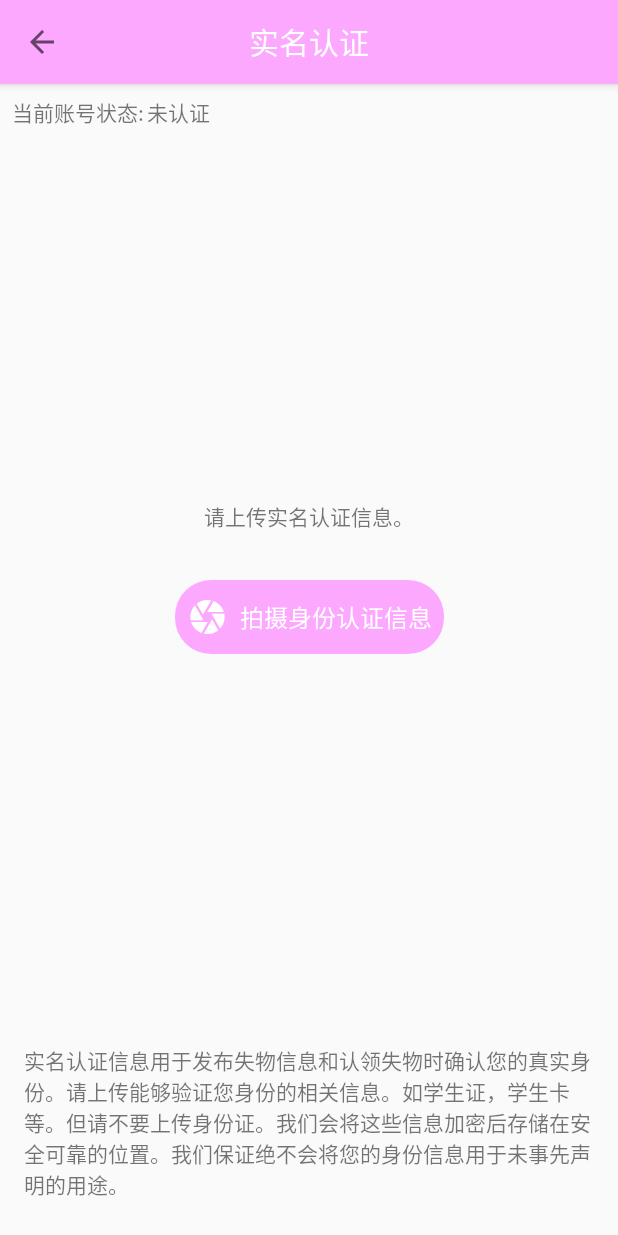
After one commit to LinZong/FindLostThings, an Android app: the RealPersonValidActivity screen opened directly, with no data from a screen before it, on a phone screen of 412 x 824 dp. The commit adds this screen. Run offline under Robolectric (Android 15) with nearby library versions, the phone set to English and light mode, and no system bars; our stand-ins replace ButterKnife; libraries missing offline, so code that uses them is left out: cn.jpush.android, com.tencent.connect, com.tencent.cos, com.tencent.qcloud, com.tencent.tauth and 1 more; pictures from the network do not load.

Commit message:
初步完成实名认证页面

```diff
--- /dev/null
+++ b/app/src/main/java/misaka/nemesiss/com/findlostthings/Activity/RealPersonValidActivity.java
@@ -0,0 +1,286 @@
+package misaka.nemesiss.com.findlostthings.Activity;
+
+import android.app.Activity;
+import android.content.Intent;
+import android.net.Uri;
+import android.support.constraint.ConstraintLayout;
+import android.support.v7.app.AppCompatActivity;
+import android.os.Bundle;
+import android.support.v7.widget.Toolbar;
+import android.text.TextUtils;
+import android.util.Log;
+import android.view.MenuItem;
+import android.view.View;
+import android.widget.Button;
+import android.widget.ImageView;
+import android.widget.TextView;
+import android.widget.Toast;
+import butterknife.BindView;
+import butterknife.ButterKnife;
+import butterknife.OnClick;
+import com.bumptech.glide.Glide;
+import com.google.gson.Gson;
+import com.google.gson.reflect.TypeToken;
+import com.tencent.cos.xml.exception.CosXmlClientException;
+import com.tencent.cos.xml.exception.CosXmlServiceException;
+import com.tencent.cos.xml.listener.CosXmlProgressListener;
+import com.tencent.cos.xml.listener.CosXmlResultListener;
+import com.tencent.cos.xml.model.CosXmlRequest;
+import com.tencent.cos.xml.model.CosXmlResult;
+import com.tencent.cos.xml.transfer.COSXMLDownloadTask;
+import com.tencent.cos.xml.transfer.COSXMLUploadTask;
+import misaka.nemesiss.com.findlostthings.Application.FindLostThingsApplication;
+import misaka.nemesiss.com.findlostthings.Model.Request.LoginAccountInfo.UserInformation;
+import misaka.nemesiss.com.findlostthings.R;
+import misaka.nemesiss.com.findlostthings.Services.StorageBucket.BucketFileOperation;
+import misaka.nemesiss.com.findlostthings.Tasks.PostUserInformationAsyncTask;
+import misaka.nemesiss.com.findlostthings.Tasks.UpdateUserInformationAsyncTask;
+import misaka.nemesiss.com.findlostthings.Utils.AppUtils;
+
+import java.io.File;
+import java.io.IOException;
+import java.util.List;
+
+public class RealPersonValidActivity extends AppCompatActivity {
+
+    @BindView(R.id.RealPersonValidToolbar)
+    Toolbar toolbar;
+    @BindView(R.id.IdentifyDescription)
+    TextView IdentifyDescription;
+    @BindView(R.id.IdentifyImagePreview)
+    ImageView IdentifyImagePreview;
+    @BindView(R.id.TakeIdentifyPhotoButton)
+    ConstraintLayout TakeIdentifyPhotoButton;
+    @BindView(R.id.TakeIdentifyPhotoButtonTips)
+    TextView TakeIdentifyPhotoButtonTips;
+    @BindView(R.id.IdentifyStatus)
+    TextView IdentifyStatus;
+    @BindView(R.id.UploadImageButton)
+    Button UploadImageButton;
+
+    private UserInformation userInformation;
+    private int RealPersonValidStatus;
+    private String LocalImagePath;
+    private String[] CosImagePath;
+    private COSXMLDownloadTask DownloadImageTask;
+    private boolean IsUploadingInfo = false;
+
+    @Override
+    protected void onCreate(Bundle savedInstanceState) {
+        super.onCreate(savedInstanceState);
+        setContentView(R.layout.activity_real_person_valid);
+        ButterKnife.bind(this);
+        CosImagePath = new String[1];
+        AppUtils.ToolbarShowReturnButton(RealPersonValidActivity.this,toolbar);
+        InitComponents();
+    }
+
+    private void InitComponents() {
+        userInformation = FindLostThingsApplication.getUserService().getMyProfile();
+        RealPersonValidStatus = userInformation.getRealPersonValid();
+
+
+        String ValidImageUrlJson = userInformation.getRealPersonIdentity();
+        if(!TextUtils.isEmpty(ValidImageUrlJson)) {
+            Gson gson = new Gson();
+            List<String> ValidImageUrlList = gson.fromJson(ValidImageUrlJson,new TypeToken<List<String>>(){}.getType());
+            if(!ValidImageUrlList.isEmpty()) {
+
+                IdentifyDescription.setText("实名认证信息已上传，请等待认证通过。");
+
+                //TODO 调用存储桶下载该文件，缓存到本地打开.
+                String CosObjectKey = ValidImageUrlList.get(0);
+
+                //  /storage/emulated/0/Android/data/com.example.myapplication/cache
+                String[] namez = CosObjectKey.split("/");
+
+                LocalImagePath = AppUtils.GetAppCachePath() + "/" + namez[namez.length - 1];
+                DownloadImageTask = BucketFileOperation.DownloadFile(LocalImagePath,CosObjectKey);
+                DownloadImageTask.setCosXmlResultListener(DownloadTaskResultListener);
+            }
+        }
+        IdentifyDescription.setText("请上传实名认证信息。");
+        switch (RealPersonValidStatus) {
+            case 0:
+                IdentifyStatus.setText("未认证");
+                break;
+            case 1:
+                // 一般情况下1是不会出现这个界面的。如果有人通过手段弄出了这个界面，那也需要正常的Handle这个case。
+                IdentifyStatus.setText("已认证");
+                TakeIdentifyPhotoButton.setVisibility(View.GONE);
+                break;
+            case 2:
+                IdentifyStatus.setText("认证不通过");
+                IdentifyDescription.setText("实名认证信息未通过审核，请重新上传。");
+                break;
+        }
+    }
+
+    private CosXmlResultListener DownloadTaskResultListener = new CosXmlResultListener() {
+        @Override
+        public void onSuccess(CosXmlRequest request, CosXmlResult result) {
+            Log.d("RealPersonValidActivity","用户已经上传的身份认证图片下载完成。准备加载到ImageView。");
+            Glide.with(RealPersonValidActivity.this).load(Uri.fromFile(new File(LocalImagePath))).into(IdentifyImagePreview);
+        }
+
+        @Override
+        public void onFail(CosXmlRequest request, CosXmlClientException exception, CosXmlServiceException serviceException) {
+            Log.d("RealPersonValidActivity","用户已经上传的身份认证图片下载失败。" + serviceException.getMessage());
+            Toast.makeText(RealPersonValidActivity.this,"身份认证图片下载失败!", Toast.LENGTH_SHORT).show();
+        }
+    };
+
+
+    private CosXmlResultListener UploadTaskResultListener = new CosXmlResultListener() {
+        @Override
+        public void onSuccess(CosXmlRequest request, CosXmlResult result) {
+            Log.d("RealPersonValidActivity","用户身份认证图片上传完成!");
+            runOnUiThread(() -> {
+                UploadImageButton.setText("上传完成");
+                UploadImageButton.setEnabled(false);
+            });
+            UpdateUserInfo();
+        }
+
+        @Override
+        public void onFail(CosXmlRequest request, CosXmlClientException exception, CosXmlServiceException serviceException) {
+            runOnUiThread(() -> {
+                UploadImageButton.setText("上传失败");
+            });
+            IsUploadingInfo = false;
+            Log.d("RealPersonValidActivity","用户身份认证图片上传失败!" + exception.errorMessage);
+            Toast.makeText(RealPersonValidActivity.this,"用户身份认证图片上传失败!" + exception.errorMessage, Toast.LENGTH_SHORT).show();
+        }
+    };
+
+    private CosXmlProgressListener UploadTaskProgressListener = new CosXmlProgressListener() {
+        @Override
+        public void onProgress(long complete, long target) {
+            runOnUiThread(() -> {
+                int Percent = (int)(complete*100/target);
+                UploadImageButton.setText("正在上传 ("+Percent+")%");
+            });
+        }
+    };
+
+    @Override
+    protected void onActivityResult(int requestCode, int resultCode, Intent data) {
+        switch (resultCode) {
+            case Activity.RESULT_OK:{
+                switch (requestCode){
+                    case AppUtils.TYPE_CAMERA:{
+                        // TODO 处理相机返回的照片。
+                        Glide.with(RealPersonValidActivity.this).load(Uri.fromFile(new File(LocalImagePath))).into(IdentifyImagePreview);
+                        UploadImageButton.setVisibility(View.VISIBLE);
+                        UploadImageButton.setText("上传照片");
+                        UploadImageButton.setEnabled(true);
+                        break;
+                    }
+                    case PickupImageActivity.PREVIEW_ACTIVITY :{
+                        boolean shouldDelete = data.getBooleanExtra("ShouldDeleteImage", false);
+                        if(shouldDelete) {
+                           IdentifyImagePreview.setImageDrawable(null);
+                           UploadImageButton.setVisibility(View.GONE);
+                        }
+                        break;
+                    }
+                }
+                break;
+            }
+        }
+    }
+    @OnClick({R.id.UploadImageButton})
+    public void PrepareUploadIdentifyImage(View v) {
+        try {
+            UploadIdentifyImage(LocalImagePath);
+        } catch (IOException e) {
+            Log.d("RealPersonValidActivity",e.getMessage());
+            e.printStackTrace();
+        }
+    }
+
+
+    private void UploadIdentifyImage(String FileLocation) throws IOException {
+        IsUploadingInfo = true;
+        long UserID = FindLostThingsApplication.getUserService().GetUserID();
+        String path = AppUtils.GetUploadRealPersonIdentifyImagePath(UserID);
+        File file = new File(FileLocation);
+        if(!file.exists()) {
+            throw new IOException("待上传文件不存在!");
+        }
+        String ObjKey = path + file.getName();
+        CosImagePath[0] = ObjKey;
+
+        COSXMLUploadTask task = BucketFileOperation.UploadFile(FileLocation,ObjKey);
+        task.setCosXmlResultListener(UploadTaskResultListener);
+        task.setCosXmlProgressListener(UploadTaskProgressListener);
+    }
+
+    @OnClick({R.id.TakeIdentifyPhotoButton})
+    public void CallCameraToTakePhoto(View v) {
+        String cachePath = AppUtils.GetAppCachePath();
+        String tempFileName = AppUtils.GetTempImageName();
+        LocalImagePath = cachePath + "/" + tempFileName;
+        File file = new File(new File(cachePath),tempFileName);
+
+        AppUtils.OpenCamera(Uri.fromFile(file),RealPersonValidActivity.this);
+    }
+
+
+    @OnClick({R.id.IdentifyImagePreview})
+    public void EnterPreview(View v) {
+        Intent it = new Intent(RealPersonValidActivity.this, PreviewSelectedImageActivity.class);
+        it.putExtra("PreviewImageUri",Uri.fromFile(new File(LocalImagePath)));
+        it.putExtra("IsNormalPreview",true);
+        startActivityForResult(it,PickupImageActivity.PREVIEW_ACTIVITY);
+    }
+
+    @Override
+    public void onBackPressed() {
+        HandleBackPressed();
+    }
+
+    @Override
+    public boolean onOptionsItemSelected(MenuItem item) {
+        switch (item.getItemId()) {
+            case android.R.id.home:{
+                HandleBackPressed();
+                break;
+            }
+        }
+        return true;
+    }
+
+    private void HandleBackPressed() {
+        if(IsUploadingInfo) {
+            Toast.makeText(RealPersonValidActivity.this,"正在上传实名认证信息，请等待程序上传完成。", Toast.LENGTH_SHORT).show();
+        }
+        else finish();
+    }
+
+    private void UpdateUserInfo() {
+        // TODO 告知后端服务器，用户的身份认证信息有更新。
+        userInformation.setRealPersonValid(0);
+
+        Gson gson = new Gson();
+        String IdentityUrl = gson.toJson(CosImagePath,new TypeToken<String[]>(){}.getType());
+        userInformation.setRealPersonIdentity(IdentityUrl);
+
+        new UpdateUserInformationAsyncTask((result) -> {
+            IsUploadingInfo = false;
+            if(result!=null) {
+                int status = result.getStatusCode();
+                if(status != 0) {
+                    IdentifyStatus.setText("未认证");
+                    IdentifyDescription.setText("实名认证信息已上传，请等待认证通过。");
+                    Toast.makeText(RealPersonValidActivity.this,"更新用户实名认证状态失败", Toast.LENGTH_SHORT).show();
+                }
+                else {
+                    Toast.makeText(RealPersonValidActivity.this,"更新用户实名认证状态成功", Toast.LENGTH_SHORT).show();
+                    RealPersonValidActivity.this.finish();
+                }
+            }
+            else Toast.makeText(RealPersonValidActivity.this,"更新用户实名认证状态失败, 无网络。", Toast.LENGTH_SHORT).show();
+        }).execute(userInformation);
+    }
+}
--- /dev/null
+++ b/app/src/main/res/layout/activity_real_person_valid.xml
@@ -0,0 +1,114 @@
+<?xml version="1.0" encoding="utf-8"?>
+<android.support.design.widget.CoordinatorLayout
+        xmlns:android="http://schemas.android.com/apk/res/android"
+        xmlns:tools="http://schemas.android.com/tools"
+        xmlns:app="http://schemas.android.com/apk/res-auto"
+        android:layout_width="match_parent"
+        android:layout_height="match_parent"
+        tools:context=".Activity.RealPersonValidActivity">
+
+    <android.support.design.widget.AppBarLayout
+            android:layout_width="match_parent"
+            android:layout_height="wrap_content">
+        <android.support.v7.widget.Toolbar
+                app:title=" "
+                android:id="@+id/RealPersonValidToolbar"
+                android:layout_width="match_parent"
+                android:layout_height="?attr/actionBarSize"
+                app:popupTheme="@style/ThemeOverlay.AppCompat.Light"
+                android:background="@color/colorPrimary">
+
+            <TextView android:layout_width="wrap_content"
+                      android:layout_height="wrap_content"
+                      android:layout_gravity="center"
+                      android:textSize="20sp"
+                      android:textColor="#fff"
+                      android:text="实名认证"
+            />
+        </android.support.v7.widget.Toolbar>
+    </android.support.design.widget.AppBarLayout>
+    <android.support.constraint.ConstraintLayout android:layout_width="match_parent"
+                                                 android:layout_height="match_parent"
+                                                 app:layout_behavior="@string/appbar_scrolling_view_behavior">
+
+        <TextView android:layout_width="wrap_content"
+                  android:layout_height="wrap_content"
+                  android:text="当前账号状态:" android:layout_marginTop="8dp" app:layout_constraintTop_toTopOf="parent"
+                  app:layout_constraintStart_toStartOf="parent" android:layout_marginStart="8dp"
+                  android:id="@+id/textView15">
+        </TextView>
+        <TextView
+                android:layout_width="wrap_content"
+                android:layout_height="wrap_content"
+                android:id="@+id/IdentifyStatus" app:layout_constraintStart_toEndOf="@+id/textView15"
+                app:layout_constraintBottom_toBottomOf="@+id/textView15" android:layout_marginStart="2dp"/>
+        <ImageView android:layout_width="200dp" android:layout_height="200dp"
+                   android:layout_marginTop="24dp"
+                   app:layout_constraintTop_toBottomOf="@+id/textView15" app:layout_constraintStart_toStartOf="parent"
+                   android:layout_marginStart="8dp" app:layout_constraintEnd_toEndOf="parent"
+                   android:layout_marginEnd="8dp" android:id="@+id/IdentifyImagePreview">
+        </ImageView>
+        <TextView android:layout_width="wrap_content"
+                  android:layout_height="wrap_content"
+                  app:layout_constraintStart_toStartOf="parent"
+                  android:layout_marginStart="8dp" app:layout_constraintEnd_toEndOf="parent"
+                  android:layout_marginEnd="8dp"
+                  app:layout_constraintHorizontal_bias="0.5"
+                  android:id="@+id/IdentifyDescription" android:layout_marginTop="24dp"
+                  app:layout_constraintTop_toBottomOf="@+id/IdentifyImagePreview"/>
+
+        <android.support.constraint.ConstraintLayout android:layout_width="179dp"
+                                                     android:layout_height="wrap_content"
+                                                     android:layout_marginTop="32dp"
+                                                     app:layout_constraintTop_toBottomOf="@+id/IdentifyDescription"
+                                                     app:layout_constraintStart_toStartOf="parent"
+                                                     android:layout_marginStart="8dp"
+                                                     app:layout_constraintEnd_toEndOf="parent"
+                                                     android:layout_marginEnd="8dp"
+                                                     android:background="@drawable/login_button_radius"
+                                                     android:id="@+id/TakeIdentifyPhotoButton"
+                                                     android:clickable="true"
+                                                     android:focusable="true"
+        >
+            <ImageView android:layout_width="27dp" android:layout_height="33dp"
+                       android:src="@drawable/ic_camera_white_48dp" android:layout_marginBottom="8dp"
+                       app:layout_constraintBottom_toBottomOf="parent" android:layout_marginTop="8dp"
+                       app:layout_constraintTop_toTopOf="parent" app:layout_constraintStart_toStartOf="parent"
+                       android:id="@+id/imageView3" android:layout_marginStart="8dp"/>
+            <TextView android:layout_width="wrap_content" android:layout_height="25dp"
+                      android:textSize="16sp"
+                      android:text="拍摄身份认证信息"
+                      android:textColor="#fff"
+                      android:gravity="center"
+                      android:id="@+id/TakeIdentifyPhotoButtonTips"
+                      android:layout_marginBottom="8dp" app:layout_constraintBottom_toBottomOf="parent"
+                      android:layout_marginTop="8dp" app:layout_constraintTop_toTopOf="parent"
+                      app:layout_constraintVertical_bias="0.523" app:layout_constraintStart_toEndOf="@+id/imageView3"
+                      android:layout_marginStart="8dp" app:layout_constraintEnd_toEndOf="parent"
+                      android:layout_marginEnd="8dp"/>
+        </android.support.constraint.ConstraintLayout>
+        <TextView
+                android:text="实名认证信息用于发布失物信息和认领失物时确认您的真实身份。请上传能够验证您身份的相关信息。如学生证，学生卡等。但请不要上传身份证。我们会将这些信息加密后存储在安全可靠的位置。我们保证绝不会将您的身份信息用于未事先声明的用途。"
+                android:layout_width="0dp"
+                android:layout_height="wrap_content"
+                android:id="@+id/textView17" app:layout_constraintStart_toStartOf="parent"
+                android:layout_marginStart="16dp" app:layout_constraintEnd_toEndOf="parent"
+                android:layout_marginEnd="16dp" android:layout_marginBottom="24dp"
+                app:layout_constraintBottom_toBottomOf="parent" android:layout_marginTop="8dp"
+                app:layout_constraintTop_toBottomOf="@+id/TakeIdentifyPhotoButton" app:layout_constraintVertical_bias="1.0"/>
+        <Button
+                android:visibility="gone"
+                android:background="@drawable/login_button_radius"
+                android:textColor="#fff"
+                android:textSize="15sp"
+                android:text="上传照片"
+                android:minWidth="114dp"
+                android:layout_width="wrap_content"
+                android:layout_height="41dp"
+                android:id="@+id/UploadImageButton" android:layout_marginTop="16dp"
+                app:layout_constraintTop_toBottomOf="@+id/TakeIdentifyPhotoButton"
+                app:layout_constraintStart_toStartOf="@+id/TakeIdentifyPhotoButton"
+                app:layout_constraintEnd_toEndOf="@+id/TakeIdentifyPhotoButton"/>
+
+    </android.support.constraint.ConstraintLayout>
+</android.support.design.widget.CoordinatorLayout>
```
Also changed, not shown: app/src/main/AndroidManifest.xml (+19 -20 lines), app/src/main/java/misaka/nemesiss/com/findlostthings/Activity/PreviewSelectedImageActivity.java (+7 -1 lines), app/src/main/java/misaka/nemesiss/com/findlostthings/Activity/ShowOrChangeUserInfo.java (+16 -1 lines), app/src/main/java/misaka/nemesiss/com/findlostthings/Activity/TryDoDownload.java (added, +98 -0 lines), app/src/main/java/misaka/nemesiss/com/findlostthings/Model/Response/UserInfoUpdateResponse.java (deleted, +0 -19 lines), app/src/main/java/misaka/nemesiss/com/findlostthings/Services/StorageBucket/BucketFileOperation.java (+16 -0 lines), app/src/main/java/misaka/nemesiss/com/findlostthings/Tasks/UpdateUserInformationAsyncTask.java (+7 -14 lines), app/src/main/java/misaka/nemesiss/com/findlostthings/Utils/AppUtils.java (+5 -4 lines), app/src/main/res/layout/activity_try_do_download.xml (added, +17 -0 lines), app/src/main/res/drawable-hdpi/ic_camera_white_48dp.png (added), app/src/main/res/drawable-mdpi/ic_camera_white_48dp.png (added), app/src/main/res/drawable-xhdpi/ic_camera_white_48dp.png (added), app/src/main/res/drawable-xxhdpi/ic_camera_white_48dp.png (added), app/src/main/res/drawable-xxxhdpi/ic_camera_white_48dp.png (added).
